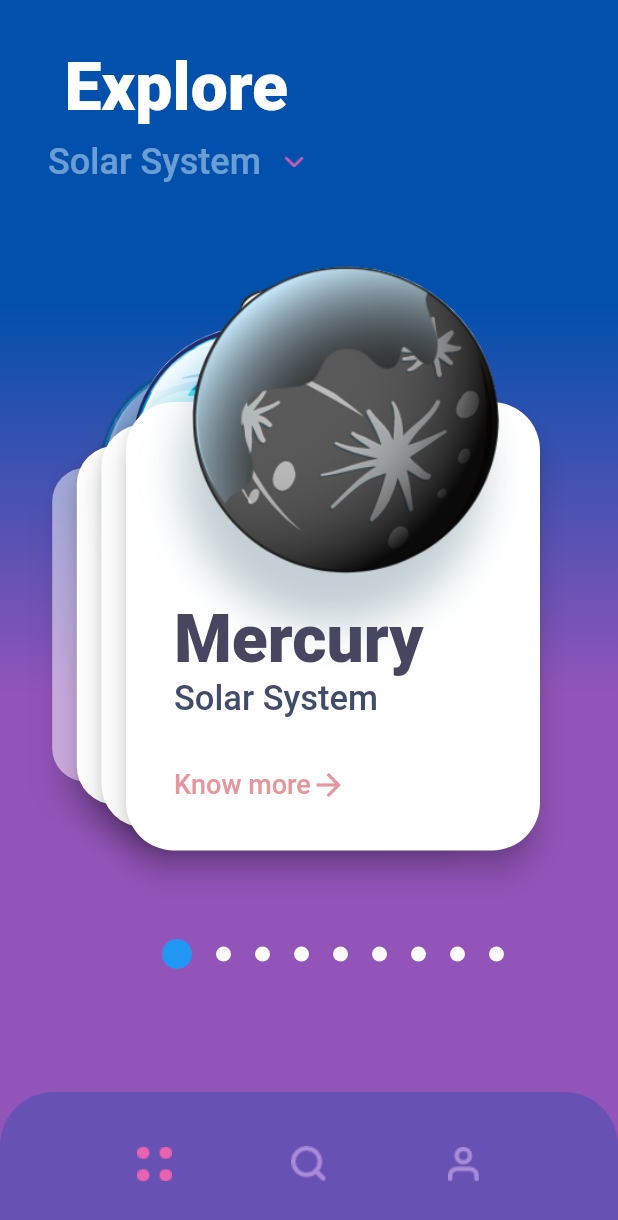
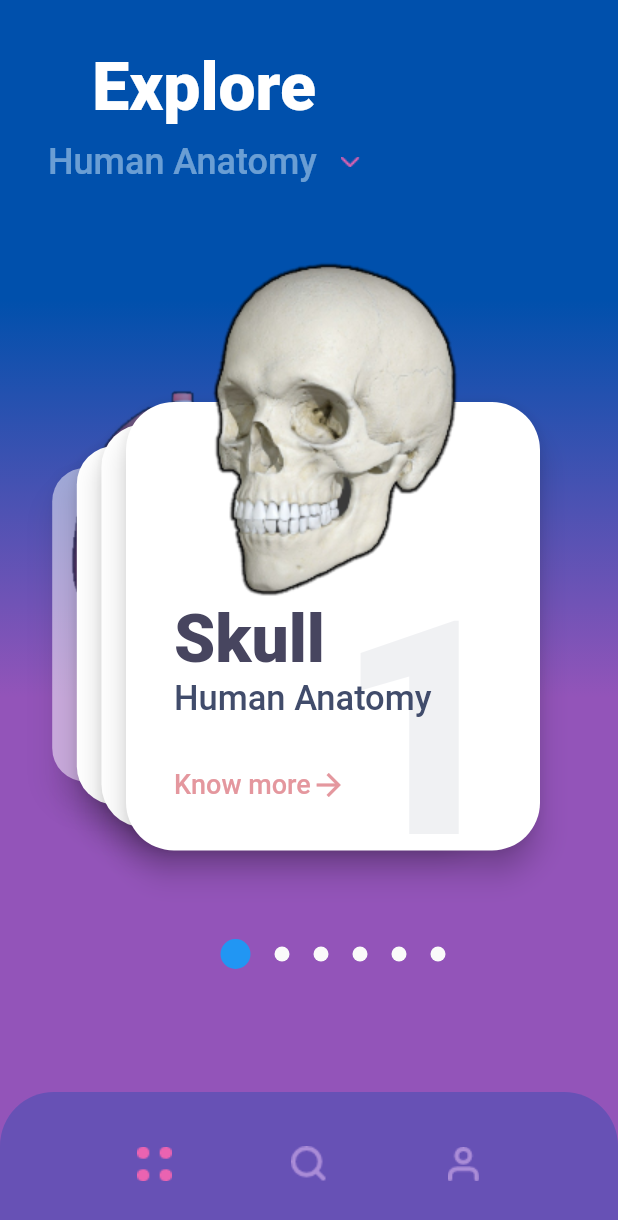
Before and after one commit to mrcchef/IIITVHackathon, a Flutter app: the screen it shows after launch, on a phone screen of 412 x 824 dp. Shown: the top 1220 px of the screen. Run offline on Flutter 3.47's test engine with Material 2 defaults, Android fonts, the phone set to English and light mode, and no system bars; our stand-ins replace flutter_swiper; Roboto replaces fonts that are missing (Avenir).

Commit message:
Images updated

```diff
--- a/lib/data.dart
+++ b/lib/data.dart
@@ -16,8 +16,8 @@ class PlanetInfo {
 
 List<PlanetInfo> planets = [
   PlanetInfo(1,
-      name: 'Mercury',
-      iconImage: 'assets/mercury.png',
+      name: 'Skull',
+      iconImage: 'assets/skull.png',
       description:
           "Zipping around the sun in only 88 days, Mercury is the closest planet to the sun, and it's also the smallest, only a little bit larger than Earth's moon. Because its so close to the sun (about two-fifths the distance between Earth and the sun), Mercury experiences dramatic changes in its day and night temperatures: Day temperatures can reach a scorching 840  F (450 C), which is hot enough to melt lead. Meanwhile on the night side, temperatures drop to minus 290 F (minus 180 C).",
       images: [
@@ -27,8 +27,8 @@ List<PlanetInfo> planets = [
         'https://image.shutterstock.com/image-illustration/mercury-high-resolution-images-presents-600w-367615301.jpg'
       ]),
   PlanetInfo(2,
-      name: 'Venus',
-      iconImage: 'assets/venus.png',
+      name: 'Brain',
+      iconImage: 'assets/brain.png',
       description:
           "The second planet from the sun, Venus is Earth's twin in size. Radar images beneath its atmosphere reveal that its surface has various mountains and volcanoes. But beyond that, the two planets couldn't be more different. Because of its thick, toxic atmosphere that's made of sulfuric acid clouds, Venus is an extreme example of the greenhouse effect. It's scorching-hot, even hotter than Mercury. The average temperature on Venus' surface is 900 F (465 C). At 92 bar, the pressure at the surface would crush and kill you. And oddly, Venus spins slowly from east to west, the opposite direction of most of the other planets.",
       images: [
@@ -36,8 +36,8 @@ List<PlanetInfo> planets = [
         'https://image.shutterstock.com/image-photo/solar-system-venus-second-planet-600w-515581927.jpg'
       ]),
   PlanetInfo(3,
-      name: 'Earth',
-      iconImage: 'assets/earth.png',
+      name: 'Eye',
+      iconImage: 'assets/eyes.png',
       description:
           "The third planet from the sun, Earth is a waterworld, with two-thirds of the planet covered by ocean. It's the only world known to harbor life. Earth's atmosphere is rich in nitrogen and oxygen. Earth's surface rotates about its axis at 1,532 feet per second (467 meters per second) — slightly more than 1,000 mph (1,600 kph) — at the equator. The planet zips around the sun at more than 18 miles per second (29 km per second).",
       images: [
@@ -47,39 +47,39 @@ List<PlanetInfo> planets = [
         'https://image.shutterstock.com/image-photo/3d-render-planet-earth-viewed-600w-1069251782.jpg'
       ]),
   PlanetInfo(4,
-      name: 'Mars',
-      iconImage: 'assets/mars.png',
+      name: 'Lungs',
+      iconImage: 'assets/lungs.png',
       description:
           "The fourth planet from the sun is Mars, and it's a cold, desert-like place covered in dust. This dust is made of iron oxides, giving the planet its iconic red hue. Mars shares similarities with Earth: It is rocky, has mountains, valleys and canyons, and storm systems ranging from localized tornado-like dust devils to planet-engulfing dust storms. ",
       images: []),
   PlanetInfo(5,
-      name: 'Jupiter',
-      iconImage: 'assets/jupiter.png',
+      name: 'Spine',
+      iconImage: 'assets/spine.png',
       description:
           "The fifth planet from the sun, Jupiter is a giant gas world that is the most massive planet in our solar system — more than twice as massive as all the other planets combined, according to NASA. Its swirling clouds are colorful due to different types of trace gases. And a major feature in its swirling clouds is the Great Red Spot, a giant storm more than 10,000 miles wide. It has raged at more than 400 mph for the last 150 years, at least. Jupiter has a strong magnetic field, and with 75 moons, it looks a bit like a miniature solar system.",
       images: []),
   PlanetInfo(6,
-      name: 'Saturn',
-      iconImage: 'assets/saturn.png',
+      name: 'Skeleton',
+      iconImage: 'assets/Untitled.png',
       description:
           "The sixth planet from the sun, Saturn is known most for its rings. When polymath Galileo Galilei first studied Saturn in the early 1600s, he thought it was an object with three parts: a planet and two large moons on either side. Not knowing he was seeing a planet with rings, the stumped astronomer entered a small drawing — a symbol with one large circle and two smaller ones — in his notebook, as a noun in a sentence describing his discovery. More than 40 years later, Christiaan Huygens proposed that they were rings. The rings are made of ice and rock and scientists are not yet sure how they formed. The gaseous planet is mostly hydrogen and helium and has numerous moons.",
       images: []),
-  PlanetInfo(7,
-      name: 'Uranus',
-      iconImage: 'assets/uranus.png',
-      description:
-          "The seventh planet from the sun, Uranus is an oddball. It has clouds made of hydrogen sulfide, the same chemical that makes rotten eggs smell so foul. It rotates from east to west like Venus. But unlike Venus or any other planet, its equator is nearly at right angles to its orbit — it basically orbits on its side. Astronomers believe an object twice the size of Earth collided with Uranus roughly 4 billion years ago, causing Uranus to tilt. That tilt causes extreme seasons that last 20-plus years, and the sun beats down on one pole or the other for 84 Earth-years at a time. ",
-      images: []),
-  PlanetInfo(8,
-      name: 'Neptune',
-      iconImage: 'assets/neptune.png',
-      description:
-          "The eighth planet from the sun, Neptune is about the size of Uranus and is known for supersonic strong winds. Neptune is far out and cold. The planet is more than 30 times as far from the sun as Earth. Neptune was the first planet predicted to exist by using math, before it was visually detected. Irregularities in the orbit of Uranus led French astronomer Alexis Bouvard to suggest some other planet might be exerting a gravitational tug. German astronomer Johann Galle used calculations to help find Neptune in a telescope. Neptune is about 17 times as massive as Earth and has a rocky core.",
-      images: []),
-  PlanetInfo(9,
-      name: 'Uranus',
-      iconImage: 'assets/skeletion_1.png',
-      description:
-          "The seventh planet from the sun, Uranus is an oddball. It has clouds made of hydrogen sulfide, the same chemical that makes rotten eggs smell so foul. It rotates from east to west like Venus. But unlike Venus or any other planet, its equator is nearly at right angles to its orbit — it basically orbits on its side. Astronomers believe an object twice the size of Earth collided with Uranus roughly 4 billion years ago, causing Uranus to tilt. That tilt causes extreme seasons that last 20-plus years, and the sun beats down on one pole or the other for 84 Earth-years at a time. ",
-      images: []),
+  // PlanetInfo(7,
+  //     name: 'Uranus',
+  //     iconImage: 'assets/eyes.png',
+  //     description:
+  //         "The seventh planet from the sun, Uranus is an oddball. It has clouds made of hydrogen sulfide, the same chemical that makes rotten eggs smell so foul. It rotates from east to west like Venus. But unlike Venus or any other planet, its equator is nearly at right angles to its orbit — it basically orbits on its side. Astronomers believe an object twice the size of Earth collided with Uranus roughly 4 billion years ago, causing Uranus to tilt. That tilt causes extreme seasons that last 20-plus years, and the sun beats down on one pole or the other for 84 Earth-years at a time. ",
+  //     images: []),
+  // PlanetInfo(8,
+  //     name: 'Neptune',
+  //     iconImage: 'assets/brain.png',
+  //     description:
+  //         "The eighth planet from the sun, Neptune is about the size of Uranus and is known for supersonic strong winds. Neptune is far out and cold. The planet is more than 30 times as far from the sun as Earth. Neptune was the first planet predicted to exist by using math, before it was visually detected. Irregularities in the orbit of Uranus led French astronomer Alexis Bouvard to suggest some other planet might be exerting a gravitational tug. German astronomer Johann Galle used calculations to help find Neptune in a telescope. Neptune is about 17 times as massive as Earth and has a rocky core.",
+  //     images: []),
+  // PlanetInfo(9,
+  //     name: 'Uranus',
+  //     iconImage: 'assets/skeletion_1.png',
+  //     description:
+  //         "The seventh planet from the sun, Uranus is an oddball. It has clouds made of hydrogen sulfide, the same chemical that makes rotten eggs smell so foul. It rotates from east to west like Venus. But unlike Venus or any other planet, its equator is nearly at right angles to its orbit — it basically orbits on its side. Astronomers believe an object twice the size of Earth collided with Uranus roughly 4 billion years ago, causing Uranus to tilt. That tilt causes extreme seasons that last 20-plus years, and the sun beats down on one pole or the other for 84 Earth-years at a time. ",
+  //     images: []),
 ];
--- a/lib/detail_page.dart
+++ b/lib/detail_page.dart
@@ -35,7 +35,7 @@ class DetailPage extends StatelessWidget {
                           textAlign: TextAlign.left,
                         ),
                         Text(
-                          'Solar System',
+                          'Human Anatomy',
                           style: TextStyle(
                             fontFamily: 'Avenir',
                             fontSize: 31,
--- a/lib/home_page.dart
+++ b/lib/home_page.dart
@@ -47,7 +47,7 @@ class _HomePageState extends State<HomePage> {
                         items: [
                           DropdownMenuItem(
                             child: Text(
-                              'Solar System',
+                              'Human Anatomy',
                               style: TextStyle(
                                 fontFamily: 'Avenir',
                                 fontSize: 24,
@@ -120,7 +120,7 @@ class _HomePageState extends State<HomePage> {
                                           textAlign: TextAlign.left,
                                         ),
                                         Text(
-                                          'Solar System',
+                                          'Human Anatomy',
                                           style: TextStyle(
                                             fontFamily: 'Avenir',
                                             fontSize: 23,
@@ -158,20 +158,20 @@ class _HomePageState extends State<HomePage> {
                               tag: planets[index].position,
                               child: Image.asset(planets[index].iconImage),
                             ),
-                            // Positioned(
-                            //   right: 24,
-                            //   bottom: 60,
-                            //   child: Text(
-                            //     planets[index].position.toString(),
-                            //     style: TextStyle(
-                            //       fontFamily: 'Avenir',
-                            //       fontSize: 200,
-                            //       color: primaryTextColor.withOpacity(0.08),
-                            //       fontWeight: FontWeight.w900,
-                            //     ),
-                            //     textAlign: TextAlign.left,
-                            //   ),
-                            // ),
+                            Positioned(
+                              right: 24,
+                              bottom: 60,
+                              child: Text(
+                                planets[index].position.toString(),
+                                style: TextStyle(
+                                  fontFamily: 'Avenir',
+                                  fontSize: 200,
+                                  color: primaryTextColor.withOpacity(0.08),
+                                  fontWeight: FontWeight.w900,
+                                ),
+                                textAlign: TextAlign.left,
+                              ),
+                            ),
                           ],
                         ),
                       );
```
Also changed, not shown: assets/Untitled.png (added), assets/Untitled1.png (added), assets/brain.png (added), assets/eyes.png (added), assets/jupiter.png (deleted), assets/lungs.png (added), assets/mars.png (deleted), assets/mercury.png (deleted), assets/neptune.png (deleted), assets/saturn.png (deleted), assets/skeletion.png (added), assets/skeletion_1.png (deleted), assets/skeleton.png (added), assets/skull.png (added), 3 more files.
